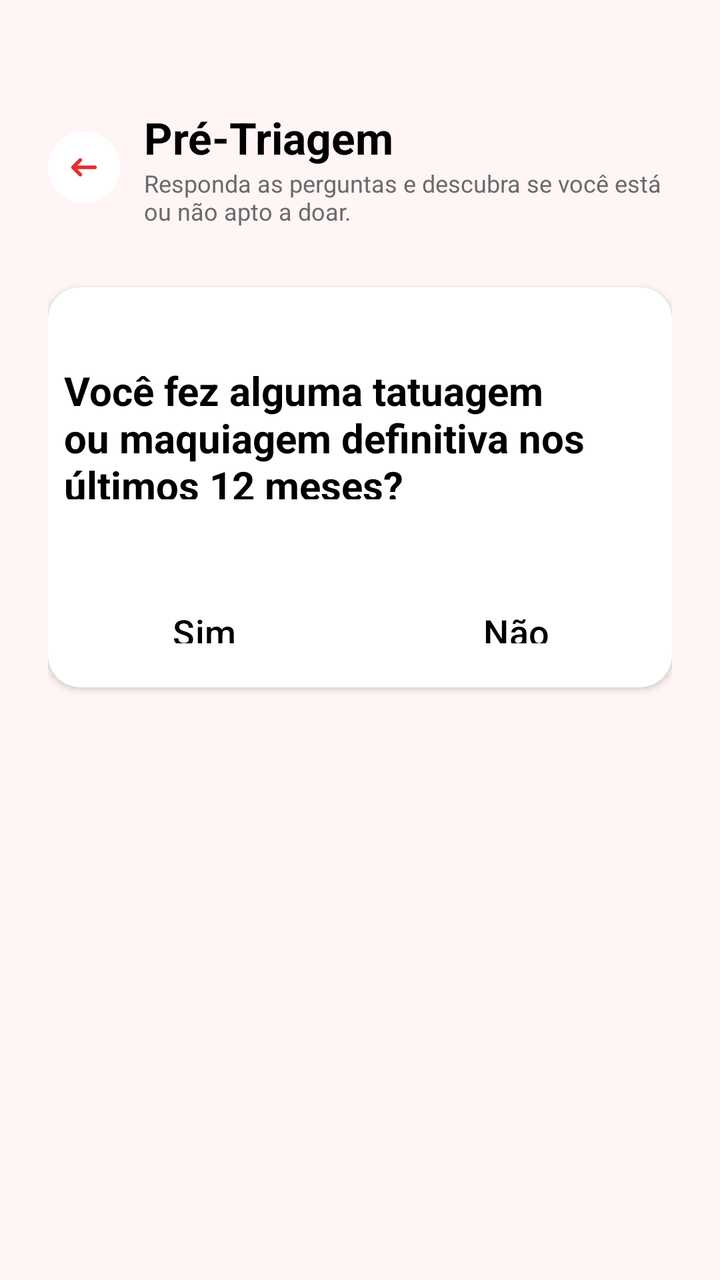
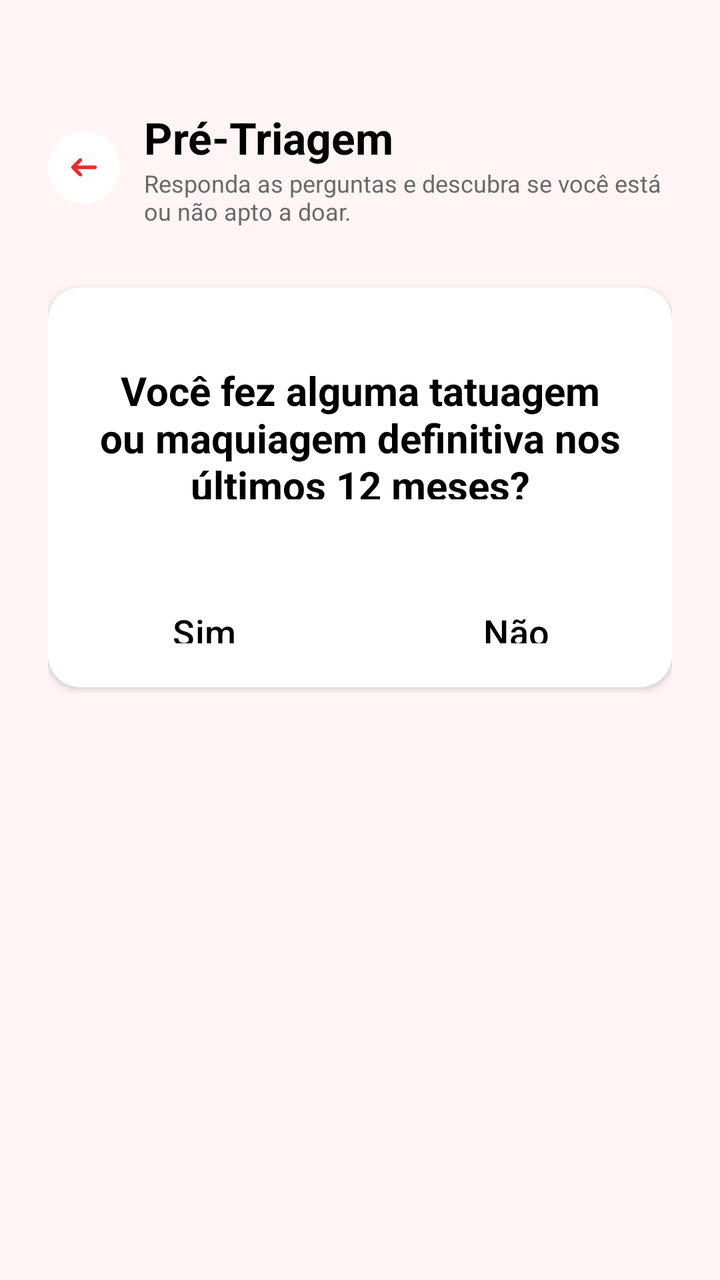

The first picture is an Android layout as it rendered before a commit; the second is the same layout after the commit. The layout source and the unified diff follow.
<!-- AndroidManifest.xml: application theme Theme.Hemo_Conecta -->
<!-- res/layout/fragment_quest3.xml -->
<?xml version="1.0" encoding="utf-8"?>
<androidx.constraintlayout.widget.ConstraintLayout
    xmlns:android="http://schemas.android.com/apk/res/android"
    xmlns:app="http://schemas.android.com/apk/res-auto"
    android:layout_width="match_parent"
    android:layout_height="match_parent"
    android:background="@color/background">

    <ScrollView
        android:layout_width="0dp"
        android:layout_height="match_parent"
        android:fillViewport="true"
        app:layout_constraintBottom_toTopOf="parent"
        app:layout_constraintEnd_toEndOf="parent"
        app:layout_constraintHorizontal_bias="0.0"
        app:layout_constraintStart_toStartOf="parent"
        app:layout_constraintTop_toTopOf="parent"
        app:layout_constraintVertical_bias="0.0">

        <LinearLayout

            android:padding="24dp"
            android:layout_width="match_parent"
            android:layout_height="wrap_content"
            android:orientation="vertical">

            
            <LinearLayout
                android:layout_width="match_parent"
                android:layout_height="wrap_content"
                android:gravity="center_vertical"
                android:orientation="horizontal">

                <FrameLayout
                    android:layout_width="36dp"
                    android:layout_height="36dp"
                    android:background="@drawable/bg_icon"
                    android:backgroundTint="@color/white">

                    <ImageView
                        android:layout_width="22dp"
                        android:layout_height="22dp"
                        android:layout_gravity="center"
                        android:contentDescription="Voltar"
                        android:src="@drawable/ic_back" />
                </FrameLayout>

                <LinearLayout
                    android:layout_width="match_parent"
                    android:layout_height="wrap_content"
                    android:layout_marginStart="12dp"
                    android:orientation="vertical">

                    <TextView
                        android:layout_width="wrap_content"
                        android:layout_height="wrap_content"
                        android:text="@string/pagName"
                        android:textColor="@color/black"
                        android:textSize="22sp"
                        android:textStyle="bold"
                        android:layout_marginTop="30dp"/>

                    <TextView
                        android:layout_width="wrap_content"
                        android:layout_height="wrap_content"
                        android:text="@string/text"
                        android:textColor="@color/cinza"
                        android:textSize="12sp"
                        android:layout_marginBottom="30dp"/>
                </LinearLayout>
            </LinearLayout>

            
            <androidx.cardview.widget.CardView
                xmlns:android="http://schemas.android.com/apk/res/android"
                xmlns:app="http://schemas.android.com/apk/res-auto"
                android:layout_width="match_parent"
                android:layout_height="200dp"
                android:layout_marginBottom="12dp"
                app:cardCornerRadius="16dp"
                app:cardElevation="2dp">

                <LinearLayout
                    android:layout_width="match_parent"
                    android:layout_height="200dp"
                    android:orientation="vertical"
                    >

                    <LinearLayout
                        android:layout_width="match_parent"
                        android:layout_height="wrap_content"
                        android:orientation="vertical"
                        android:gravity="center"
                        android:layout_weight="1">

                        <TextView
                            android:layout_width="wrap_content"
                            android:layout_height="wrap_content"

                            android:id="@+id/perguntaText"
                            android:text="@string/pergunta3"
                            android:textColor="@color/black"
                            android:textSize="20sp"
                            android:textStyle="bold"
                            android:layout_marginTop="30dp"
                            android:padding="8dp"/>

                    </LinearLayout>

                    
                    <LinearLayout
                        android:id="@+id/linearEscolha"
                        android:layout_width="match_parent"
                        android:layout_height="wrap_content"
                        android:layout_weight="1"
                        android:orientation="horizontal">

                        <Button
                            android:layout_width="wrap_content"
                            android:layout_height="wrap_content"
                            android:layout_weight="1"
                            android:text="@string/opcao1"
                            android:textColor="@color/black"
                            android:backgroundTint="@color/white"
                            android:padding="18dp"
                            android:textSize="18sp"
                            android:layout_marginTop="24dp"
                            android:id="@+id/opcaoSim_bt" />

                        <Button
                            android:layout_width="wrap_content"
                            android:layout_height="wrap_content"
                            android:layout_weight="1"
                            android:text="@string/opcao2"
                            android:textColor="@color/black"
                            android:backgroundTint="@color/white"
                            android:padding="18dp"
                            android:textSize="18sp"
                            android:layout_marginTop="24dp"
                            android:id="@+id/opcaoNao" />
                    </LinearLayout>


                </LinearLayout>
            </androidx.cardview.widget.CardView>
        </LinearLayout>
    </ScrollView>
</androidx.constraintlayout.widget.ConstraintLayout>
<!-- resources referenced by this layout -->
<resources>
  <color name="background">#FFF5F5</color>
  <color name="black">#000000</color>
  <color name="cinza">#6B6A6A</color>
  <color name="white">#FFFFFF</color>
  <!-- drawable bg_icon (drawable) -->
  <?xml version="1.0" encoding="utf-8"?>
  <shape xmlns:android="http://schemas.android.com/apk/res/android"
      android:shape="oval">
  </shape>
  <!-- drawable ic_back (drawable) -->
  <vector xmlns:android="http://schemas.android.com/apk/res/android" android:height="30dp" android:viewportHeight="512" android:viewportWidth="512" android:width="30dp">
        
      <path android:fillColor="#FFFFFF" android:pathData="M0,0v512h512V0H0zM469.33,469.33H42.67V42.67h426.67V469.33z"/>
        
      <path android:fillColor="#E52E2E" android:pathData="M110.93,243.24c-0.23,0.3 -0.46,0.6 -0.67,0.91c-0.2,0.3 -0.38,0.62 -0.57,0.93c-0.17,0.28 -0.35,0.56 -0.51,0.86c-0.17,0.32 -0.31,0.65 -0.47,0.97c-0.14,0.31 -0.3,0.61 -0.43,0.92c-0.13,0.31 -0.24,0.64 -0.35,0.96c-0.12,0.34 -0.25,0.67 -0.35,1.01c-0.1,0.32 -0.17,0.65 -0.25,0.97c-0.09,0.35 -0.19,0.7 -0.26,1.05c-0.07,0.38 -0.12,0.75 -0.17,1.13c-0.04,0.31 -0.1,0.62 -0.14,0.93c-0.14,1.4 -0.14,2.81 0,4.21c0.03,0.31 0.09,0.62 0.14,0.93c0.05,0.38 0.1,0.76 0.17,1.13c0.07,0.36 0.17,0.7 0.26,1.05c0.08,0.32 0.15,0.65 0.25,0.97c0.1,0.34 0.23,0.68 0.35,1.01c0.12,0.32 0.22,0.64 0.35,0.96c0.13,0.31 0.28,0.62 0.43,0.92c0.15,0.32 0.3,0.65 0.47,0.97c0.16,0.29 0.34,0.57 0.51,0.86c0.19,0.31 0.36,0.63 0.57,0.93c0.21,0.31 0.44,0.61 0.67,0.91c0.19,0.25 0.37,0.52 0.57,0.76c0.44,0.54 0.9,1.05 1.39,1.54c0.01,0.01 0.01,0.02 0.02,0.02l85.33,85.33c8.33,8.33 21.84,8.33 30.17,0c8.33,-8.33 8.33,-21.84 0,-30.17l-48.92,-48.92H384c11.78,0 21.33,-9.55 21.33,-21.33s-9.55,-21.33 -21.33,-21.33H179.5l48.92,-48.92c8.33,-8.33 8.33,-21.84 0,-30.17s-21.84,-8.33 -30.17,0l-85.33,85.33c-0.01,0.01 -0.01,0.02 -0.02,0.02c-0.49,0.49 -0.95,1 -1.39,1.54C111.3,242.73 111.12,242.99 110.93,243.24z"/>
      
  </vector>
  <string name="opcao1">Sim</string>
  <string name="opcao2">Não</string>
  <string name="pagName">Pré-Triagem</string>
  <string name="pergunta3">Você fez alguma tatuagem ou maquiagem definitiva nos últimos 12 meses? </string>
  <string name="text">Responda as perguntas e descubra se você está ou não apto a doar. </string>
  <style name="Theme.Hemo_Conecta" parent="Base.Theme.Hemo_Conecta" />
  <style name="Base.Theme.Hemo_Conecta" parent="Theme.Material3.DayNight.NoActionBar">
          
          
      </style>
</resources>

<!-- the commit's change to res/layout/fragment_quest3.xml (unified diff, before → after) -->
@@ -100,6 +100,7 @@
                             android:id="@+id/perguntaText"
                             android:text="@string/pergunta3"
                             android:textColor="@color/black"
+                            android:textAlignment="center"
                             android:textSize="20sp"
                             android:textStyle="bold"
                             android:layout_marginTop="30dp"
